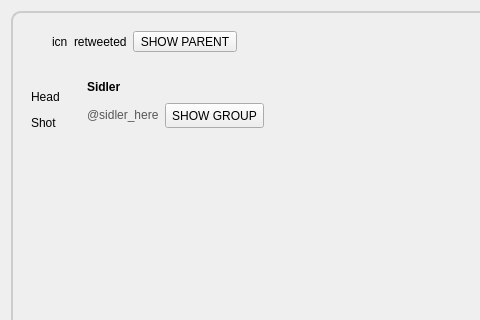
RetroShare/RetroShare, file retroshare-gui/src/gui/TheWire/PulseTopLevel.ui: the form before one commit; both pictures show x 0 to 480 and y 0 to 320 of the 732 by 551 pixel window.
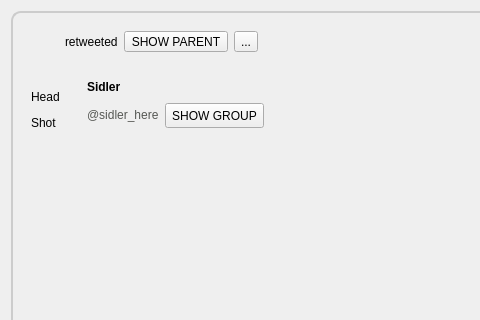
The form after the commit. Icons and pictures are not drawn. Custom widgets are drawn as their Qt base class.

Commit message:
Get Republishing Pulses working
 * Copy Original Pulse data for Republished Pulses
 * Add LHS | to indicate republish
 * Update Ref Icon in PulseTopLevel
 * Add FollowParent button in PulseTopLevel
 * display republished pulses as part of PulseFocus view

Patch:
```diff
--- a/retroshare-gui/src/gui/TheWire/PulseTopLevel.ui
+++ b/retroshare-gui/src/gui/TheWire/PulseTopLevel.ui
@@ -91,8 +91,20 @@
              <verstretch>0</verstretch>
             </sizepolicy>
            </property>
+           <property name="maximumSize">
+            <size>
+             <width>20</width>
+             <height>20</height>
+            </size>
+           </property>
            <property name="text">
-            <string>icn</string>
+            <string/>
+           </property>
+           <property name="pixmap">
+            <pixmap resource="TheWire_images.qrc">:/images/reply.png</pixmap>
+           </property>
+           <property name="scaledContents">
+            <bool>true</bool>
            </property>
           </widget>
          </item>
@@ -123,6 +135,26 @@
            </property>
           </widget>
          </item>
+         <item>
+          <widget class="QToolButton" name="toolButton_followParent">
+           <property name="toolTip">
+            <string>follow Parent Group</string>
+           </property>
+           <property name="text">
+            <string>...</string>
+           </property>
+           <property name="icon">
+            <iconset resource="TheWire_images.qrc">
+             <normaloff>:/images/invite.png</normaloff>:/images/invite.png</iconset>
+           </property>
+           <property name="iconSize">
+            <size>
+             <width>24</width>
+             <height>24</height>
+            </size>
+           </property>
+          </widget>
+         </item>
          <item>
           <spacer name="horizontalSpacer_15">
            <property name="orientation">
```
The commit also changes 7 other files.
